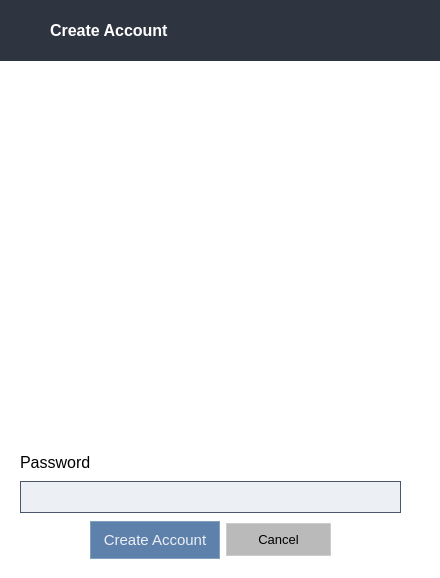
Above: School_System/ui/AddRemoveDB.ui from KasperJack/School-Management-System before the change. Below: the same form after it.
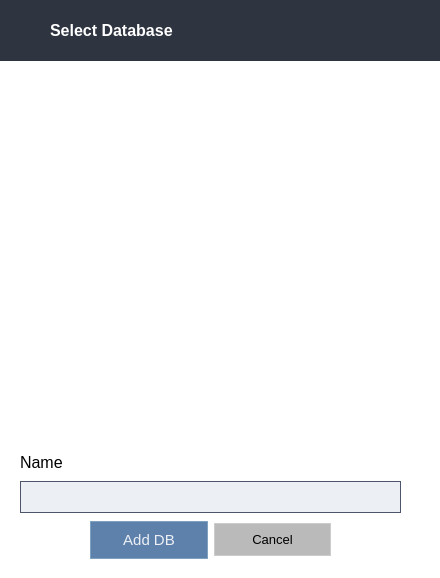
That is the form after the change. Icons and pictures are not drawn.

```diff
--- a/School_System/ui/AddRemoveDB.ui
+++ b/School_System/ui/AddRemoveDB.ui
@@ -41,7 +41,7 @@
        </font>
       </property>
       <property name="text">
-       <string>Password</string>
+       <string>Name</string>
       </property>
      </widget>
     </item>
@@ -136,7 +136,7 @@
 </string>
       </property>
       <property name="text">
-       <string>Create Account</string>
+       <string>Add DB</string>
       </property>
      </widget>
     </item>
@@ -222,7 +222,7 @@
      <string notr="true">color: rgb(255, 255, 255);</string>
     </property>
     <property name="text">
-     <string>Create Account</string>
+     <string>Select Database</string>
     </property>
    </widget>
    <widget class="QLabel" name="label_8">
```
Left out of the diff: 6 changed lines with no effect on the pictures.
